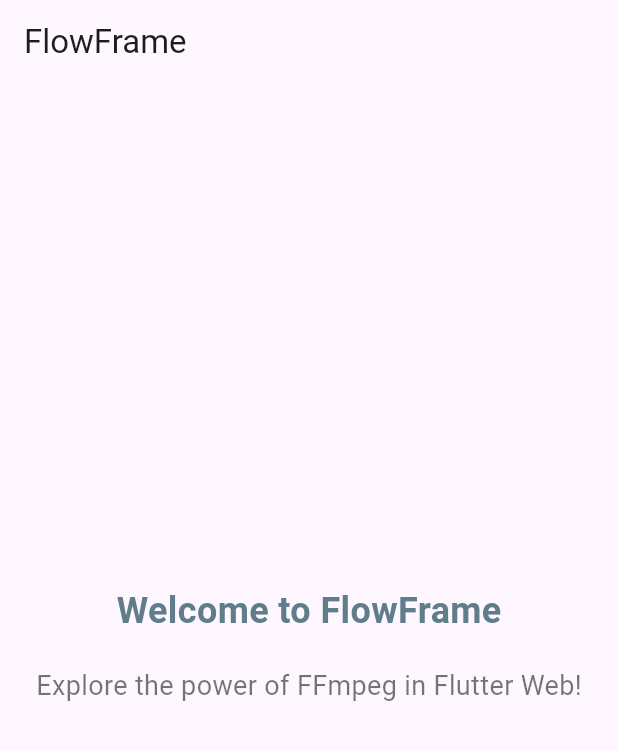
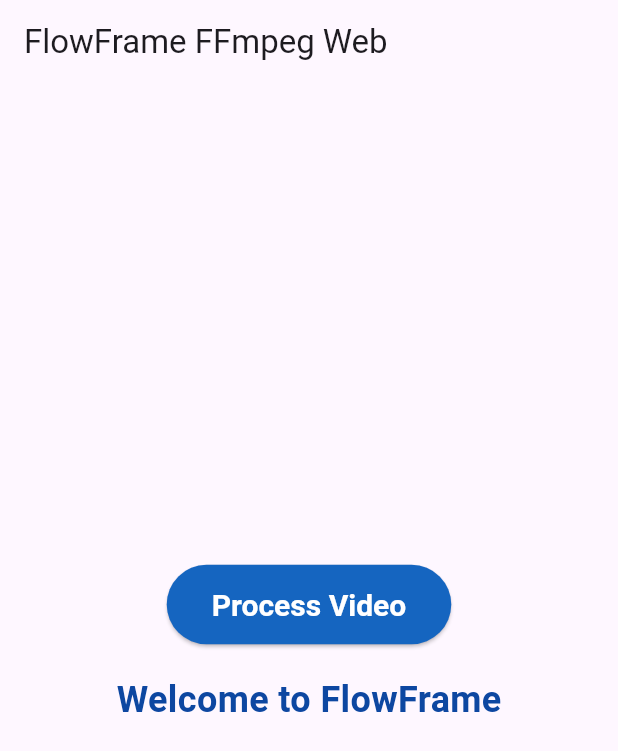
Before and after one commit to trayhotchkiss/flowframe, a Flutter app: the screen it shows after launch, on a phone screen of 412 x 824 dp. Shown: the top 751 px of the screen. Run offline on Flutter 3.47's test engine with Material 3 defaults, Android fonts, the phone set to English and light mode, and no system bars; missing offline and left inert: dart:html, ffmpeg_wasm.

Commit message:
basic UI changes, added a button

```diff
--- a/lib/main.dart
+++ b/lib/main.dart
@@ -1,4 +1,25 @@
+import 'dart:html' as html;
+import 'dart:typed_data';
 import 'package:flutter/material.dart';
+import 'package:ffmpeg_wasm/ffmpeg_wasm.dart';
+import 'package:flutter/material.dart';
+
+const MaterialColor kTechyBlue = MaterialColor(
+  _techyBluePrimaryValue,
+  <int, Color>{
+    50: Color(0xFFE3F2FD),
+    100: Color(0xFFBBDEFB),
+    200: Color(0xFF90CAF9),
+    300: Color(0xFF64B5F6),
+    400: Color(0xFF42A5F5),
+    500: Color(_techyBluePrimaryValue),
+    600: Color(0xFF1E88E5),
+    700: Color(0xFF1976D2),
+    800: Color(0xFF1565C0),
+    900: Color(0xFF0D47A1),
+  },
+);
+const int _techyBluePrimaryValue = 0xFF2196F3;
 
 void main() {
   runApp(MyApp());
@@ -8,51 +29,52 @@ class MyApp extends StatelessWidget {
   @override
   Widget build(BuildContext context) {
     return MaterialApp(
-      title: 'FlowFrame',
+      title: 'FlowFrame FFmpeg Web',
       theme: ThemeData(
-        // This is the theme of your application.
-        //
-        // Try running your application with "flutter run". You'll see the
-        // application has a blue toolbar. Then, without quitting the app, try
-        // changing the primarySwatch below to Colors.green and then invoke
-        // "hot reload" (press "r" in the console where you ran "flutter run",
-        // or simply save your changes to "hot reload" in a Flutter IDE).
-        // Notice that the counter didn't reset back to zero; the application
-        // is not restarted.
-        primarySwatch: Colors.blueGrey,
+        primarySwatch: kTechyBlue,
         visualDensity: VisualDensity.adaptivePlatformDensity,
       ),
-      home: MyHomePage(),
+      home: HomePage(),
     );
   }
 }
 
-class MyHomePage extends StatelessWidget {
+class HomePage extends StatefulWidget {
+  @override
+  _HomePageState createState() => _HomePageState();
+}
+
+class _HomePageState extends State<HomePage> {
   @override
   Widget build(BuildContext context) {
     return Scaffold(
       appBar: AppBar(
-        title: Text('FlowFrame'),
+        title: Text('FlowFrame FFmpeg Web'),
       ),
       body: Center(
         child: Column(
           mainAxisAlignment: MainAxisAlignment.center,
-          children: <Widget>[
-            Text(
-              'Welcome to FlowFrame',
-              style: TextStyle(
-                fontSize: 24,
-                fontWeight: FontWeight.bold,
-                color: Colors.blueGrey,
+          children: [
+            ElevatedButton(
+              style: ElevatedButton.styleFrom(
+                foregroundColor: Colors.white,
+                backgroundColor: kTechyBlue[800], // Text color
+                padding: EdgeInsets.symmetric(horizontal: 30, vertical: 15),
+                textStyle: TextStyle(fontSize: 20, fontWeight: FontWeight.bold),
               ),
+              onPressed: () {
+                // Your file processing function
+              },
+              child: Text('Process Video'),
             ),
             Padding(
-              padding: const EdgeInsets.all(20.0),
+              padding: const EdgeInsets.all(20),
               child: Text(
-                'Explore the power of FFmpeg in Flutter Web!',
+                'Welcome to FlowFrame',
                 style: TextStyle(
-                  fontSize: 18,
-                  color: Colors.black54,
+                  fontSize: 24,
+                  fontWeight: FontWeight.bold,
+                  color: kTechyBlue[900],
                 ),
               ),
             ),
@@ -62,3 +84,19 @@ class MyHomePage extends StatelessWidget {
     );
   }
 }
+
+void pickFile() {
+  // Trigger file pick
+  html.FileUploadInputElement uploadInput = html.FileUploadInputElement();
+  uploadInput.accept = '.mp4';
+  uploadInput.click();
+
+  uploadInput.onChange.listen((e) {
+    final files = uploadInput.files;
+    if (files!.length == 1) {
+      processVideo(files[0]);
+    }
+  });
+}
+
+void processVideo(html.File fil) {}
--- a/pubspec.yaml
+++ b/pubspec.yaml
@@ -34,6 +34,7 @@ dependencies:
   # The following adds the Cupertino Icons font to your application.
   # Use with the CupertinoIcons class for iOS style icons.
   cupertino_icons: ^1.0.8
+  ffmpeg_wasm: ^1.0.3
 
 dev_dependencies:
   flutter_test:
```
Also changed, not shown: pubspec.lock, 1 other file.
